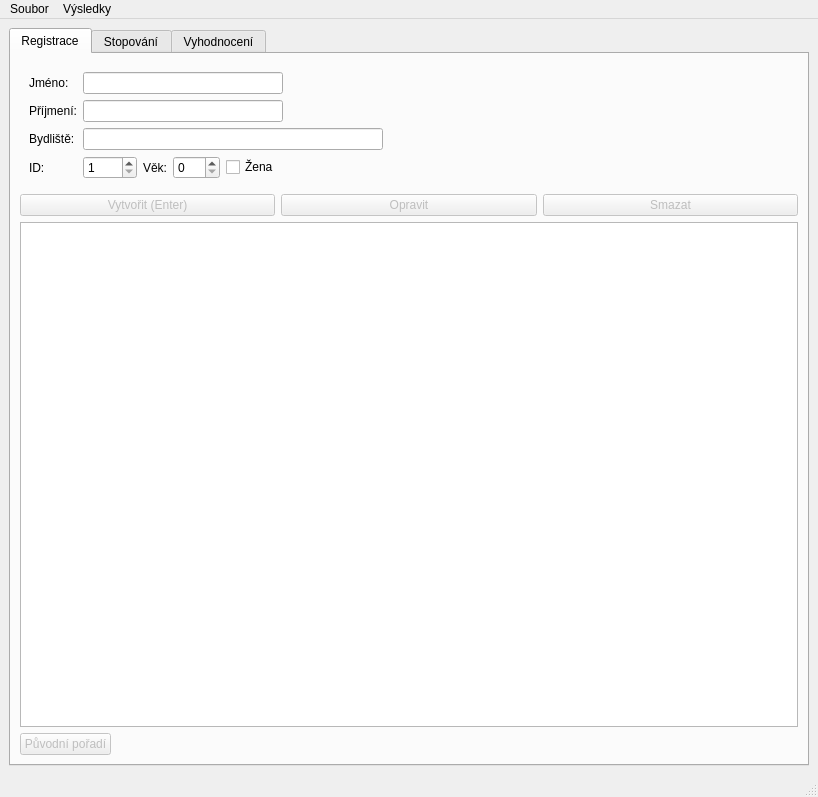
Before: the Qt Designer form src/wenceslasii.ui in deu439/Wenceslas, drawn with Qt 5.
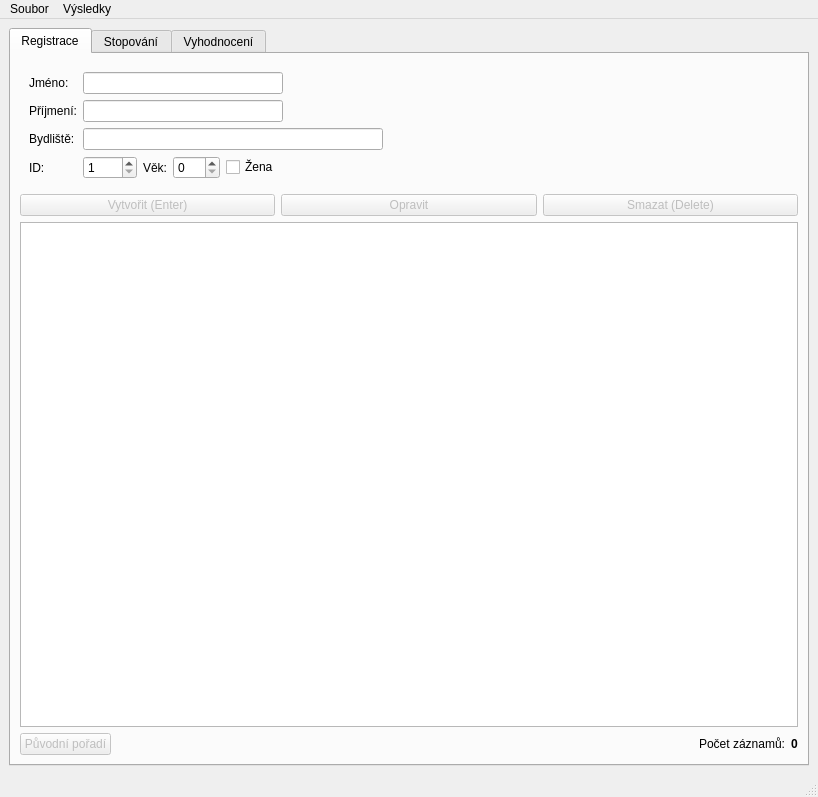
After: the same form once the commit is applied.

Commit message: Fix bug with loading big databases; implement row counters

```diff
--- a/src/wenceslasii.ui
+++ b/src/wenceslasii.ui
@@ -239,7 +239,7 @@
                </sizepolicy>
               </property>
               <property name="text">
-               <string>Smazat</string>
+               <string>Smazat (Delete)</string>
               </property>
               <property name="shortcut">
                <string>Del</string>
@@ -312,6 +312,50 @@
             </property>
            </spacer>
           </item>
+          <item>
+           <widget class="QLabel" name="label_5">
+            <property name="text">
+             <string>Počet záznamů:</string>
+            </property>
+           </widget>
+          </item>
+          <item>
+           <widget class="QLabel" name="reg_count">
+            <property name="sizePolicy">
+             <sizepolicy hsizetype="Preferred" vsizetype="Preferred">
+              <horstretch>0</horstretch>
+              <verstretch>0</verstretch>
+             </sizepolicy>
+            </property>
+            <property name="minimumSize">
+             <size>
+              <width>0</width>
+              <height>0</height>
+             </size>
+            </property>
+            <property name="sizeIncrement">
+             <size>
+              <width>0</width>
+              <height>0</height>
+             </size>
+            </property>
+            <property name="baseSize">
+             <size>
+              <width>0</width>
+              <height>0</height>
+             </size>
+            </property>
+            <property name="font">
+             <font>
+              <weight>75</weight>
+              <bold>true</bold>
+             </font>
+            </property>
+            <property name="text">
+             <string>0</string>
+            </property>
+           </widget>
+          </item>
          </layout>
         </item>
        </layout>
```
Left out of the diff: 20 changed lines with no effect on the pictures. The commit also changes 2 other files.
